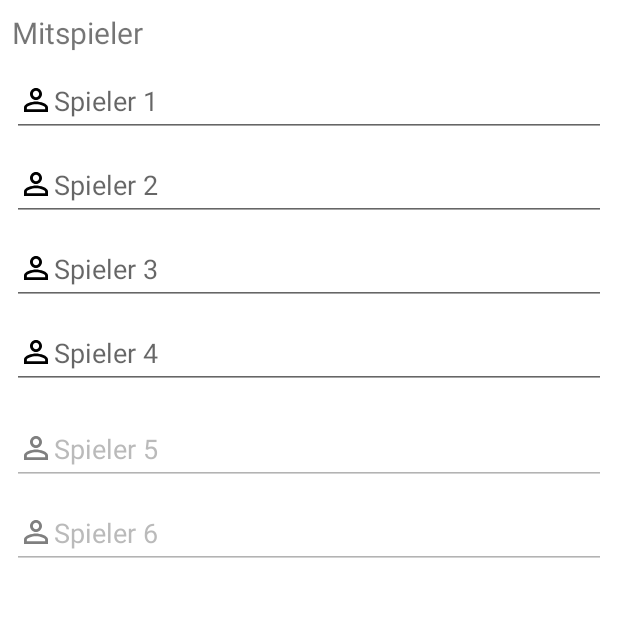
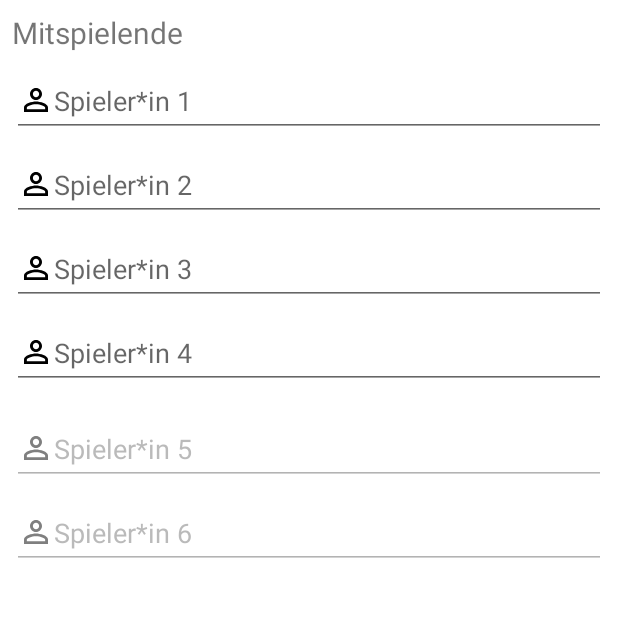
Before and after one commit to tim-seidel/Doppelkopf, an Android app: the SessionCreationActivity screen opened directly, with no data from a screen before it, on a phone screen of 412 x 824 dp, the part 221-838 px from its top. Run offline under Robolectric (Android 15) with nearby library versions, the phone set to English and light mode, and no system bars; our stand-ins replace Firebase (no records; nobody signed in at launch, a user with empty details on screens opened directly).

Commit message:
Political correctness

```diff
--- a/app/src/main/res/layout/activity_session_creation.xml
+++ b/app/src/main/res/layout/activity_session_creation.xml
@@ -137,7 +137,7 @@
                 android:alpha="0.5"
                 android:drawableStart="@drawable/ic_baseline_person_outline_24"
                 android:ems="10"
-                android:hint="@string/spieler_6"
+                android:hint="@string/player_6"
                 android:importantForAutofill="no"
                 android:inputType="textPersonName"
                 android:minHeight="48dp"
--- a/app/src/main/res/values/strings.xml
+++ b/app/src/main/res/values/strings.xml
@@ -2,12 +2,13 @@
     <string name="app_name">Doppelkopf</string>
     <string name="navigation_title_session_history">Abende</string>
     <string name="navigation_title_finances">Kasse</string>
-    <string name="session_players">Mitspieler</string>
-    <string name="player_1">Spieler 1</string>
-    <string name="player_2">Spieler 2</string>
-    <string name="player_3">Spieler 3</string>
-    <string name="player_4">Spieler 4</string>
-    <string name="player_5">Spieler 5</string>
+    <string name="session_players">Mitspielende</string>
+    <string name="player_1">Spieler*in 1</string>
+    <string name="player_2">Spieler*in 2</string>
+    <string name="player_3">Spieler*in 3</string>
+    <string name="player_4">Spieler*in 4</string>
+    <string name="player_5">Spieler*in 5</string>
+    <string name="player_6">Spieler*in 6</string>
     <string name="desc_create_session_button">Button to create a new session</string>
     <string name="doko_session">Doppelkopfabend</string>
     <string name="date_hint">Datum</string>
@@ -17,7 +18,7 @@
     <string name="title_game_creation">Spiel erstellen</string>
     <string name="title_game_history">Spielverlauf</string>
     <string name="title_session_statistic">Statisik</string>
-    <string name="game_creation_player_assignment">Spielerzuordnung</string>
+    <string name="game_creation_player_assignment">Parteizuordnung</string>
     <string name="faction_contra">Contra</string>
     <string name="faction_re">Re</string>
     <string name="faction_select_re_desc">Select re faction</string>
@@ -29,7 +30,7 @@
     <string name="desc_button_increase_tacken">Increase tacken</string>
     <string name="option_confirm_create_session">Erstellen</string>
     <string name="option_confirm_create_game">Erstellen</string>
-    <string name="create_session_unable_to_create">Doppelkopfabend kann nicht erstellt werden. Stell sicher, dass es mindestens 4 Spieler und einen Namen gibt.</string>
+    <string name="create_session_unable_to_create">Doppelkopfabend kann nicht erstellt werden. Stell sicher, dass es mindestens 4 Spieler*innen und einen Namen gibt.</string>
     <string name="tacken">Tacken</string>
     <string name="desc_history_item_player_faction_icon">Faction of the player in this game</string>
     <string name="loading_finished">Fertig</string>
@@ -39,6 +40,5 @@
     <string name="save">Speichern</string>
     <string name="game_saved">Spiel gespeichert!</string>
     <string name="game_creation_error">Das Spiel wird nicht erstellt, da die Einstellungen nicht gültig sind</string>
-    <string name="spieler_6">Spieler 6</string>
     <string name="check_is_bockrunde">Ist Bockrunde</string>
 </resources>
```
